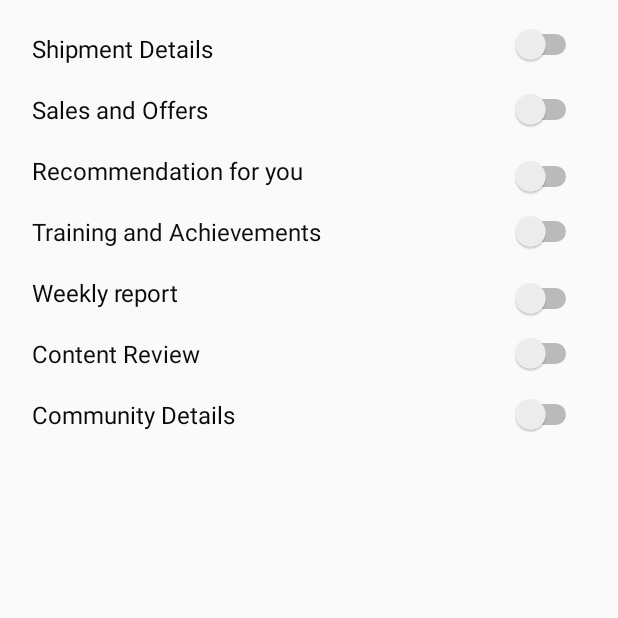
After one commit to 2001adarsh/Farmket, an Android app: the fragment NotificationSettingsFragment shown on its own in the app's theme, on a phone screen of 412 x 824 dp, the top half of it. The commit adds this screen. Run offline under Robolectric (Android 15) with nearby library versions, the phone set to English and light mode, and no system bars; Roboto replaces fonts that are not available here.

Commit message:
Added notification

```diff
--- a/app/src/main/java/com/adarsh/farmket/ContactUsActivity.java
+++ b/app/src/main/java/com/adarsh/farmket/ContactUsActivity.java
@@ -12,7 +12,6 @@ import android.widget.ImageView;
 import android.widget.TextView;
 
 public class ContactUsActivity extends AppCompatActivity implements View.OnClickListener {
-    private Toolbar toolbar;
     private ImageView mail, dial, map, webpage;
     private TextView gt_faqs;
 
@@ -22,7 +21,7 @@ public class ContactUsActivity extends AppCompatActivity implements View.OnClick
         setContentView(R.layout.activity_contact_us);
 
         //Setting up toolbar.
-        toolbar = findViewById(R.id.toolbar);
+        Toolbar toolbar = findViewById(R.id.toolbar);
         setSupportActionBar(toolbar);
         getSupportActionBar().setDisplayShowTitleEnabled(false);
         toolbar.setNavigationIcon(R.drawable.ic_arrow_back_black_24dp);
--- /dev/null
+++ b/app/src/main/java/com/adarsh/farmket/ui/NotificationSettingsFragment.kt
@@ -0,0 +1,25 @@
+package com.adarsh.farmket.ui
+
+import android.os.Bundle
+import androidx.fragment.app.Fragment
+import android.view.LayoutInflater
+import android.view.View
+import android.view.ViewGroup
+
+import com.adarsh.farmket.R
+
+class NotificationSettingsFragment : Fragment() {
+
+    override fun onCreateView(inflater: LayoutInflater, container: ViewGroup?,
+                              savedInstanceState: Bundle?): View? {
+        // Inflate the layout for this fragment
+        val view =inflater.inflate(R.layout.fragment_notification_settings, container, false)
+        return view
+    }
+
+    override fun onViewCreated(view: View, savedInstanceState: Bundle?) {
+        super.onViewCreated(view, savedInstanceState)
+
+    }
+
+}
--- /dev/null
+++ b/app/src/main/res/layout/fragment_notification_settings.xml
@@ -0,0 +1,165 @@
+<?xml version="1.0" encoding="utf-8"?>
+<androidx.constraintlayout.widget.ConstraintLayout xmlns:android="http://schemas.android.com/apk/res/android"
+    xmlns:app="http://schemas.android.com/apk/res-auto"
+    xmlns:tools="http://schemas.android.com/tools"
+    android:id="@+id/frameLayout3"
+    android:layout_width="match_parent"
+    android:layout_height="match_parent"
+    tools:context=".ui.NotificationSettingsFragment">
+
+    <TextView
+        android:id="@+id/textView84"
+        android:layout_width="wrap_content"
+        android:layout_height="wrap_content"
+        android:layout_marginStart="16dp"
+        android:layout_marginTop="8dp"
+        android:padding="5dp"
+        android:text="Sales and Offers"
+        android:textColor="#0B0A0A"
+        android:textSize="16sp"
+        app:layout_constraintStart_toStartOf="parent"
+        app:layout_constraintTop_toBottomOf="@+id/textView88" />
+
+    <TextView
+        android:id="@+id/textView85"
+        android:layout_width="wrap_content"
+        android:layout_height="wrap_content"
+        android:layout_marginStart="16dp"
+        android:layout_marginTop="8dp"
+        android:padding="5dp"
+        android:text="Training and Achievements"
+        android:textColor="#0E0E0E"
+        android:textSize="16sp"
+        app:layout_constraintStart_toStartOf="parent"
+        app:layout_constraintTop_toBottomOf="@+id/textView89" />
+
+    <TextView
+        android:id="@+id/textView86"
+        android:layout_width="wrap_content"
+        android:layout_height="wrap_content"
+        android:layout_marginStart="16dp"
+        android:layout_marginTop="8dp"
+        android:padding="5dp"
+        android:text="Weekly report"
+        android:textColor="#090909"
+        android:textSize="16sp"
+        app:layout_constraintStart_toStartOf="parent"
+        app:layout_constraintTop_toBottomOf="@+id/textView85" />
+
+    <TextView
+        android:id="@+id/textView87"
+        android:layout_width="wrap_content"
+        android:layout_height="wrap_content"
+        android:layout_marginStart="16dp"
+        android:layout_marginTop="8dp"
+        android:padding="5dp"
+        android:text="Content Review"
+        android:textColor="#0C0C0C"
+        android:textSize="16sp"
+        app:layout_constraintStart_toStartOf="parent"
+        app:layout_constraintTop_toBottomOf="@+id/textView86" />
+
+    <TextView
+        android:id="@+id/textView88"
+        android:layout_width="wrap_content"
+        android:layout_height="wrap_content"
+        android:layout_marginStart="16dp"
+        android:layout_marginTop="16dp"
+        android:padding="5dp"
+        android:text="Shipment Details"
+        android:textColor="#090808"
+        android:textSize="16sp"
+        app:layout_constraintStart_toStartOf="parent"
+        app:layout_constraintTop_toTopOf="parent" />
+
+    <TextView
+        android:id="@+id/textView89"
+        android:layout_width="wrap_content"
+        android:layout_height="wrap_content"
+        android:layout_marginStart="16dp"
+        android:layout_marginTop="8dp"
+        android:padding="5dp"
+        android:text="Recommendation for you"
+        android:textColor="#0B0A0A"
+        android:textSize="16sp"
+        app:layout_constraintStart_toStartOf="parent"
+        app:layout_constraintTop_toBottomOf="@+id/textView84" />
+
+    <TextView
+        android:id="@+id/textView90"
+        android:layout_width="wrap_content"
+        android:layout_height="wrap_content"
+        android:layout_marginStart="16dp"
+        android:layout_marginTop="8dp"
+        android:padding="5dp"
+        android:text="Community Details"
+        android:textColor="#090909"
+        android:textSize="16sp"
+        app:layout_constraintStart_toStartOf="parent"
+        app:layout_constraintTop_toBottomOf="@+id/textView87" />
+
+    <Switch
+        android:id="@+id/switch1"
+        android:layout_width="wrap_content"
+        android:layout_height="wrap_content"
+        android:layout_marginEnd="24dp"
+        android:layout_marginBottom="5dp"
+        app:layout_constraintBottom_toBottomOf="@+id/textView88"
+        app:layout_constraintEnd_toEndOf="parent"
+        app:layout_constraintTop_toTopOf="@+id/textView88" />
+
+    <Switch
+        android:id="@+id/switch2"
+        android:layout_width="wrap_content"
+        android:layout_height="wrap_content"
+        android:layout_marginEnd="24dp"
+        app:layout_constraintBottom_toBottomOf="@+id/textView84"
+        app:layout_constraintEnd_toEndOf="parent"
+        app:layout_constraintTop_toTopOf="@+id/textView84" />
+
+    <Switch
+        android:id="@+id/switch3"
+        android:layout_width="wrap_content"
+        android:layout_height="wrap_content"
+        android:layout_marginEnd="24dp"
+        app:layout_constraintBottom_toTopOf="@+id/textView85"
+        app:layout_constraintEnd_toEndOf="parent"
+        app:layout_constraintTop_toTopOf="@+id/textView89" />
+
+    <Switch
+        android:id="@+id/switch4"
+        android:layout_width="wrap_content"
+        android:layout_height="wrap_content"
+        android:layout_marginEnd="24dp"
+        app:layout_constraintBottom_toBottomOf="@+id/textView85"
+        app:layout_constraintEnd_toEndOf="parent"
+        app:layout_constraintTop_toTopOf="@+id/textView85" />
+
+    <Switch
+        android:id="@+id/switch5"
+        android:layout_width="wrap_content"
+        android:layout_height="wrap_content"
+        android:layout_marginEnd="24dp"
+        app:layout_constraintBottom_toTopOf="@+id/textView87"
+        app:layout_constraintEnd_toEndOf="parent"
+        app:layout_constraintTop_toTopOf="@+id/textView86" />
+
+    <Switch
+        android:id="@+id/switch6"
+        android:layout_width="wrap_content"
+        android:layout_height="wrap_content"
+        android:layout_marginEnd="24dp"
+        app:layout_constraintBottom_toTopOf="@+id/textView90"
+        app:layout_constraintEnd_toEndOf="parent"
+        app:layout_constraintTop_toBottomOf="@+id/textView86" />
+
+    <Switch
+        android:id="@+id/switch7"
+        android:layout_width="wrap_content"
+        android:layout_height="wrap_content"
+        android:layout_marginEnd="24dp"
+        app:layout_constraintBottom_toBottomOf="@+id/textView90"
+        app:layout_constraintEnd_toEndOf="parent"
+        app:layout_constraintTop_toTopOf="@+id/textView90" />
+
+</androidx.constraintlayout.widget.ConstraintLayout>
--- a/app/src/main/res/values/strings.xml
+++ b/app/src/main/res/values/strings.xml
@@ -43,5 +43,6 @@
     <string name="yt_channel">https://www.youtube.com/channel/UCiWhgTBA8VqSY7kMCZ7t7cg</string>
 
     <string name="map_search">https://www.google.com/maps/search/Farmket,+India/</string>
+    <string name="title_activity_location">Map</string>
 
 </resources>
--- a/build.gradle
+++ b/build.gradle
@@ -1,7 +1,7 @@
 // Top-level build file where you can add configuration options common to all sub-projects/modules.
 
 buildscript {
-
+    ext.kotlin_version = '1.3.72'
     repositories {
         google()
         jcenter()
@@ -9,6 +9,7 @@ buildscript {
     }
     dependencies {
         classpath 'com.android.tools.build:gradle:3.6.3'
+        classpath "org.jetbrains.kotlin:kotlin-gradle-plugin:$kotlin_version"
 
 
         // NOTE: Do not place your application dependencies here; they belong
```
Also changed, not shown: app/build.gradle (+17 -2 lines), app/src/debug/res/values/google_maps_api.xml (added, +24 -0 lines), app/src/main/AndroidManifest.xml (+23 -1 lines), app/src/main/assets/settings.json (added, +1 -0 lines), app/src/main/java/com/adarsh/farmket/LocationActivity.kt (added, +30 -0 lines), app/src/main/java/com/adarsh/farmket/ProfileSettingHolder.java (+6 -2 lines), app/src/main/java/com/adarsh/farmket/ui/ProfileSettingsFragment.java (+6 -1 lines), app/src/main/res/layout/activity_location.xml (added, +9 -0 lines), app/src/main/res/layout/fragment_profile.xml (+17 -0 lines), 1 other file.
